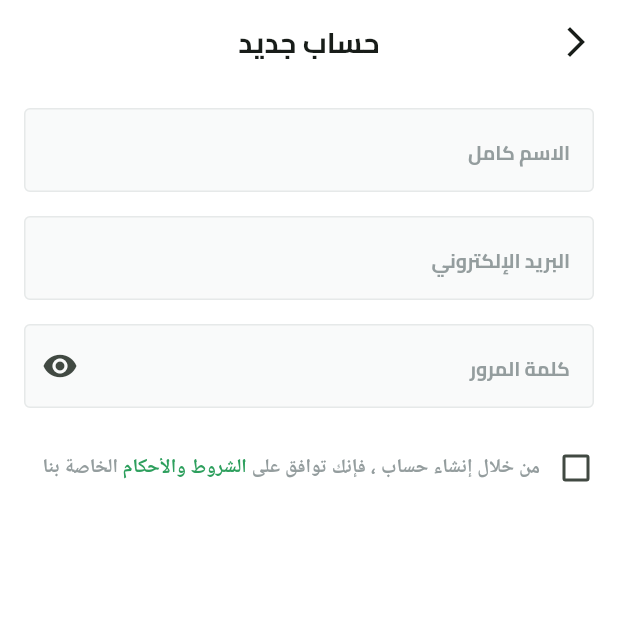
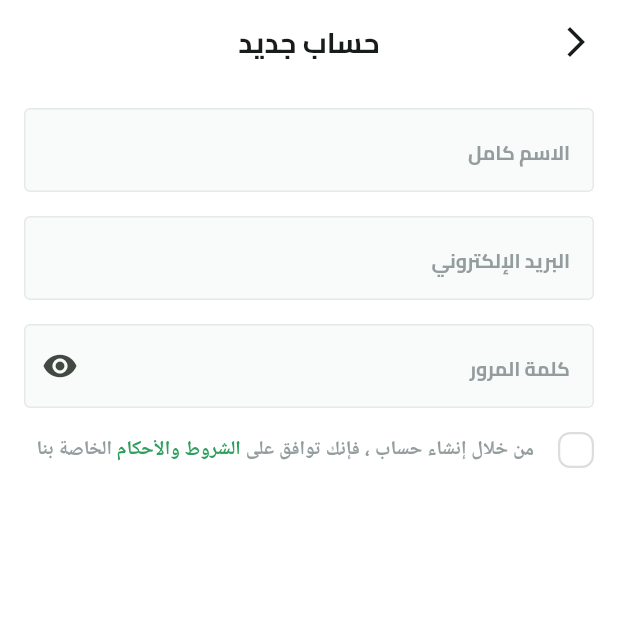
Before and after one commit to SalahYasser/fresh_fruits, a Flutter app: the SignupView screen opened by its route, on a phone screen of 412 x 824 dp, the top half of it. Run offline on Flutter 3.47's test engine with Material 3 defaults, Android fonts, the phone set to English and light mode, and no system bars; our stand-ins replace dots_indicator, shared_preferences; missing offline and left inert: svg_flutter; accounts and stored records are empty.

Commit message:
create custom check box and refactor terms and conditions

```diff
--- a/lib/core/utils/app_images.dart
+++ b/lib/core/utils/app_images.dart
@@ -1,6 +1,10 @@
 // ignore_for_file: prefer_single_quotes
 class Assets {
   Assets._();
+
+  /// Assets for assetsImagesAppIcon
+  /// assets/images/app_icon.png
+  static const String assetsImagesCheck = "assets/images/Check.svg";
 
   /// Assets for assetsImagesAppIcon
   /// assets/images/app_icon.png
--- a/lib/core/widgets/custom_button.dart
+++ b/lib/core/widgets/custom_button.dart
@@ -3,11 +3,7 @@ import 'package:fruits_hub/core/utils/app_colors.dart';
 import 'package:fruits_hub/core/utils/app_text_styles.dart';
 
 class CustomButton extends StatelessWidget {
-  const CustomButton({
-    super.key,
-    required this.text,
-    required this.onPressed,
-  });
+  const CustomButton({super.key, required this.text, required this.onPressed});
 
   final VoidCallback? onPressed;
   final String text;
--- /dev/null
+++ b/lib/features/auth/presentation/views/widgets/custom_check_box.dart
@@ -0,0 +1,42 @@
+import 'package:flutter/material.dart';
+import 'package:fruits_hub/core/utils/app_colors.dart';
+import 'package:fruits_hub/core/utils/app_images.dart';
+import 'package:svg_flutter/svg.dart';
+
+class CustomCheckBox extends StatelessWidget {
+  const CustomCheckBox(
+      {super.key, required this.isChecked, required this.onChecked});
+
+  final bool isChecked;
+  final ValueChanged<bool> onChecked;
+
+  @override
+  Widget build(BuildContext context) {
+    return GestureDetector(
+      onTap: () {
+        onChecked(!isChecked);
+      },
+      child: AnimatedContainer(
+        duration: Duration(milliseconds: 100),
+        width: 24,
+        height: 24,
+        decoration: ShapeDecoration(
+          color: isChecked ? AppColors.primaryColor : Colors.white,
+          shape: RoundedRectangleBorder(
+            side: BorderSide(
+              width: 1.50,
+              color: isChecked ? Colors.transparent : Color(0xFFDCDEDE),
+            ),
+            borderRadius: BorderRadius.circular(8),
+          ),
+        ),
+        child: isChecked
+            ? Padding(
+                padding: const EdgeInsets.all(2),
+                child: SvgPicture.asset(Assets.assetsImagesCheck),
+              )
+            : SizedBox(),
+      ),
+    );
+  }
+}
--- a/lib/features/auth/presentation/views/widgets/terms_and_conditions.dart
+++ b/lib/features/auth/presentation/views/widgets/terms_and_conditions.dart
@@ -1,25 +1,31 @@
 import 'package:flutter/material.dart';
-import 'package:fruits_hub/constants.dart';
 import 'package:fruits_hub/core/utils/app_colors.dart';
 import 'package:fruits_hub/core/utils/app_text_styles.dart';
+import 'package:fruits_hub/features/auth/presentation/views/widgets/custom_check_box.dart';
 
-class TermsAndConditions extends StatelessWidget {
+class TermsAndConditions extends StatefulWidget {
   const TermsAndConditions({super.key});
 
   @override
+  State<TermsAndConditions> createState() => _TermsAndConditionsState();
+}
+
+class _TermsAndConditionsState extends State<TermsAndConditions> {
+  bool isTermsAccepted = false;
+
+  @override
   Widget build(BuildContext context) {
-    return Transform.translate(
-      offset: Offset(12, 0),
-      child: Row(
+    return Row(
       children: [
-          Checkbox(
-            value: false, // Current state of the checkbox
-            onChanged: (value) {},
+        CustomCheckBox(
+          isChecked: isTermsAccepted,
+          onChecked: (bool value) {
+            isTermsAccepted = value;
+            setState(() {});
+          },
         ),
-          SizedBox(
-            width: MediaQuery.sizeOf(context).width -
-                (kHorizontalPadding * 2) -
-                48,
+        SizedBox(width: 16),
+        Expanded(
           child: Text.rich(
             TextSpan(
               children: [
@@ -35,10 +41,7 @@ class TermsAndConditions extends StatelessWidget {
                     color: AppColors.lightPrimaryColor,
                   ),
                 ),
-                  TextSpan(
-                    text: ' ',
-                    style: TextStyles.semiBold13
-                  ),
+                TextSpan(text: ' ', style: TextStyles.semiBold13),
                 TextSpan(
                   text: 'الخاصة بنا',
                   style: TextStyles.semiBold13.copyWith(
@@ -51,7 +54,6 @@ class TermsAndConditions extends StatelessWidget {
           ),
         ),
       ],
-      ),
     );
   }
 }
```
Also changed, not shown: assets/images/Check.svg (added), lib/generated/assets.dart. Lines whose indentation alone changed are shown as unchanged.
